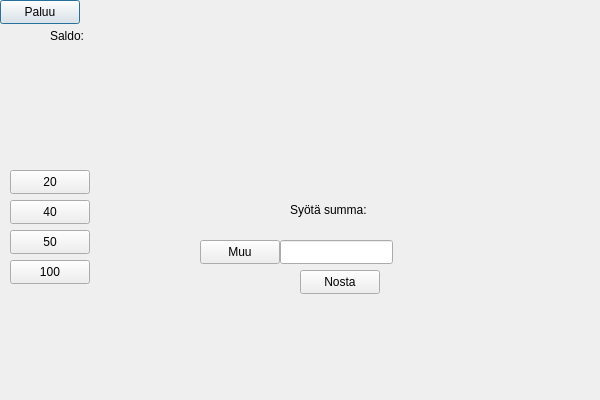
Above: bank_automat/withdraw.ui from 25kmo-project/group_7 before the change. Below: the same form after it.
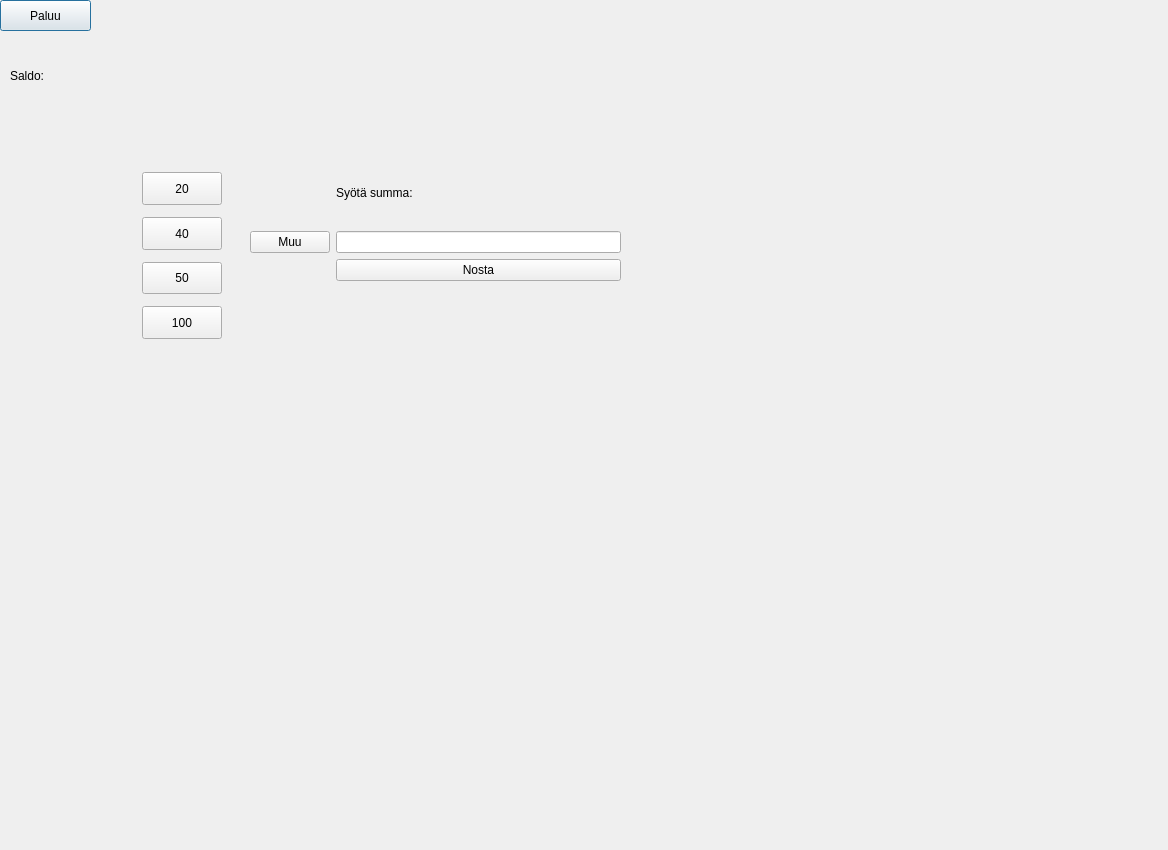
That is the form after the change.

```diff
--- a/bank_automat/withdraw.ui
+++ b/bank_automat/withdraw.ui
@@ -6,8 +6,8 @@
    <rect>
     <x>0</x>
     <y>0</y>
-    <width>600</width>
-    <height>400</height>
+    <width>1168</width>
+    <height>850</height>
    </rect>
   </property>
   <property name="minimumSize">
@@ -24,140 +24,163 @@
     <rect>
      <x>0</x>
      <y>0</y>
-     <width>80</width>
-     <height>24</height>
+     <width>91</width>
+     <height>31</height>
     </rect>
    </property>
+   <property name="sizePolicy">
+    <sizepolicy hsizetype="Minimum" vsizetype="Expanding">
+     <horstretch>0</horstretch>
+     <verstretch>0</verstretch>
+    </sizepolicy>
+   </property>
    <property name="text">
     <string>Paluu</string>
    </property>
   </widget>
-  <widget class="QPushButton" name="btn20">
-   <property name="geometry">
-    <rect>
-     <x>10</x>
-     <y>170</y>
-     <width>80</width>
-     <height>24</height>
-    </rect>
-   </property>
-   <property name="text">
-    <string>20</string>
-   </property>
-  </widget>
-  <widget class="QPushButton" name="btn40">
-   <property name="geometry">
-    <rect>
-     <x>10</x>
-     <y>200</y>
-     <width>80</width>
-     <height>24</height>
-    </rect>
-   </property>
-   <property name="text">
-    <string>40</string>
-   </property>
-  </widget>
-  <widget class="QPushButton" name="btn50">
-   <property name="geometry">
-    <rect>
-     <x>10</x>
-     <y>230</y>
-     <width>80</width>
-     <height>24</height>
-    </rect>
-   </property>
-   <property name="text">
-    <string>50</string>
-   </property>
-  </widget>
-  <widget class="QPushButton" name="btn100">
-   <property name="geometry">
-    <rect>
-     <x>10</x>
-     <y>260</y>
-     <width>80</width>
-     <height>24</height>
-    </rect>
-   </property>
-   <property name="text">
-    <string>100</string>
-   </property>
-  </widget>
-  <widget class="QPushButton" name="btnWithdrawBack_6">
-   <property name="geometry">
-    <rect>
-     <x>200</x>
-     <y>240</y>
-     <width>80</width>
-     <height>24</height>
-    </rect>
-   </property>
-   <property name="text">
-    <string>Muu</string>
-   </property>
-  </widget>
   <widget class="QLabel" name="labelBalance">
    <property name="geometry">
     <rect>
-     <x>50</x>
-     <y>20</y>
+     <x>10</x>
+     <y>60</y>
      <width>200</width>
      <height>31</height>
     </rect>
    </property>
+   <property name="sizePolicy">
+    <sizepolicy hsizetype="Minimum" vsizetype="Fixed">
+     <horstretch>0</horstretch>
+     <verstretch>0</verstretch>
+    </sizepolicy>
+   </property>
    <property name="text">
     <string>Saldo:</string>
    </property>
   </widget>
-  <widget class="QLabel" name="labelError">
+  <widget class="QWidget" name="">
    <property name="geometry">
     <rect>
-     <x>160</x>
-     <y>310</y>
-     <width>331</width>
-     <height>21</height>
+     <x>130</x>
+     <y>160</y>
+     <width>116</width>
+     <height>191</height>
     </rect>
    </property>
-   <property name="text">
-    <string/>
-   </property>
+   <layout class="QFormLayout" name="formLayout">
+    <property name="horizontalSpacing">
+     <number>12</number>
+    </property>
+    <property name="verticalSpacing">
+     <number>12</number>
+    </property>
+    <property name="leftMargin">
+     <number>12</number>
+    </property>
+    <property name="topMargin">
+     <number>12</number>
+    </property>
+    <property name="rightMargin">
+     <number>12</number>
+    </property>
+    <property name="bottomMargin">
+     <number>12</number>
+    </property>
+    <item row="0" column="0">
+     <widget class="QPushButton" name="btn20">
+      <property name="sizePolicy">
+       <sizepolicy hsizetype="Minimum" vsizetype="Expanding">
+        <horstretch>0</horstretch>
+        <verstretch>0</verstretch>
+       </sizepolicy>
+      </property>
+      <property name="text">
+       <string>20</string>
+      </property>
+     </widget>
+    </item>
+    <item row="1" column="0">
+     <widget class="QPushButton" name="btn40">
+      <property name="sizePolicy">
+       <sizepolicy hsizetype="Minimum" vsizetype="Expanding">
+        <horstretch>0</horstretch>
+        <verstretch>0</verstretch>
+       </sizepolicy>
+      </property>
+      <property name="text">
+       <string>40</string>
+      </property>
+     </widget>
+    </item>
+    <item row="2" column="0">
+     <widget class="QPushButton" name="btn50">
+      <property name="sizePolicy">
+       <sizepolicy hsizetype="Minimum" vsizetype="Expanding">
+        <horstretch>0</horstretch>
+        <verstretch>0</verstretch>
+       </sizepolicy>
+      </property>
+      <property name="text">
+       <string>50</string>
+      </property>
+     </widget>
+    </item>
+    <item row="3" column="0">
+     <widget class="QPushButton" name="btn100">
+      <property name="sizePolicy">
+       <sizepolicy hsizetype="Minimum" vsizetype="Expanding">
+        <horstretch>0</horstretch>
+        <verstretch>0</verstretch>
+       </sizepolicy>
+      </property>
+      <property name="text">
+       <string>100</string>
+      </property>
+     </widget>
+    </item>
+   </layout>
   </widget>
-  <widget class="QLabel" name="label">
+  <widget class="QWidget" name="">
    <property name="geometry">
     <rect>
-     <x>290</x>
-     <y>200</y>
-     <width>111</width>
-     <height>20</height>
+     <x>250</x>
+     <y>160</y>
+     <width>371</width>
+     <height>191</height>
     </rect>
    </property>
-   <property name="text">
-    <string>Syötä summa:</string>
-   </property>
-  </widget>
-  <widget class="QLineEdit" name="lineEditAmount">
-   <property name="geometry">
-    <rect>
-     <x>280</x>
-     <y>240</y>
-     <width>113</width>
-     <height>24</height>
-    </rect>
-   </property>
-  </widget>
-  <widget class="QPushButton" name="btnNosta">
-   <property name="geometry">
-    <rect>
-     <x>300</x>
-     <y>270</y>
-     <width>80</width>
-     <height>24</height>
-    </rect>
-   </property>
-   <property name="text">
-    <string>Nosta</string>
-   </property>
+   <layout class="QGridLayout" name="gridLayout">
+    <item row="2" column="1">
+     <widget class="QPushButton" name="btnNosta">
+      <property name="text">
+       <string>Nosta</string>
+      </property>
+     </widget>
+    </item>
+    <item row="1" column="0">
+     <widget class="QPushButton" name="btnWithdrawBack_6">
+      <property name="text">
+       <string>Muu</string>
+      </property>
+     </widget>
+    </item>
+    <item row="0" column="1">
+     <widget class="QLabel" name="label">
+      <property name="text">
+       <string>Syötä summa:</string>
+      </property>
+     </widget>
+    </item>
+    <item row="1" column="1">
+     <widget class="QLineEdit" name="lineEditAmount"/>
+    </item>
+    <item row="3" column="0" colspan="2">
+     <widget class="QLabel" name="labelError">
+      <property name="text">
+       <string/>
+      </property>
+     </widget>
+    </item>
+   </layout>
   </widget>
  </widget>
  <resources/>
```
